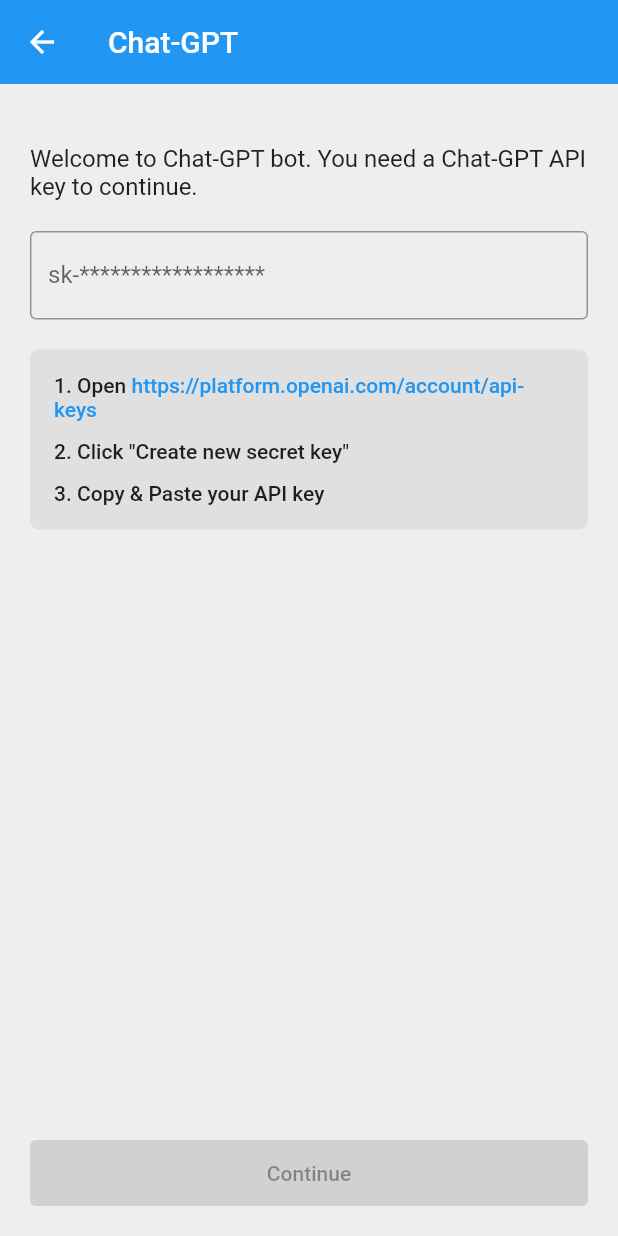
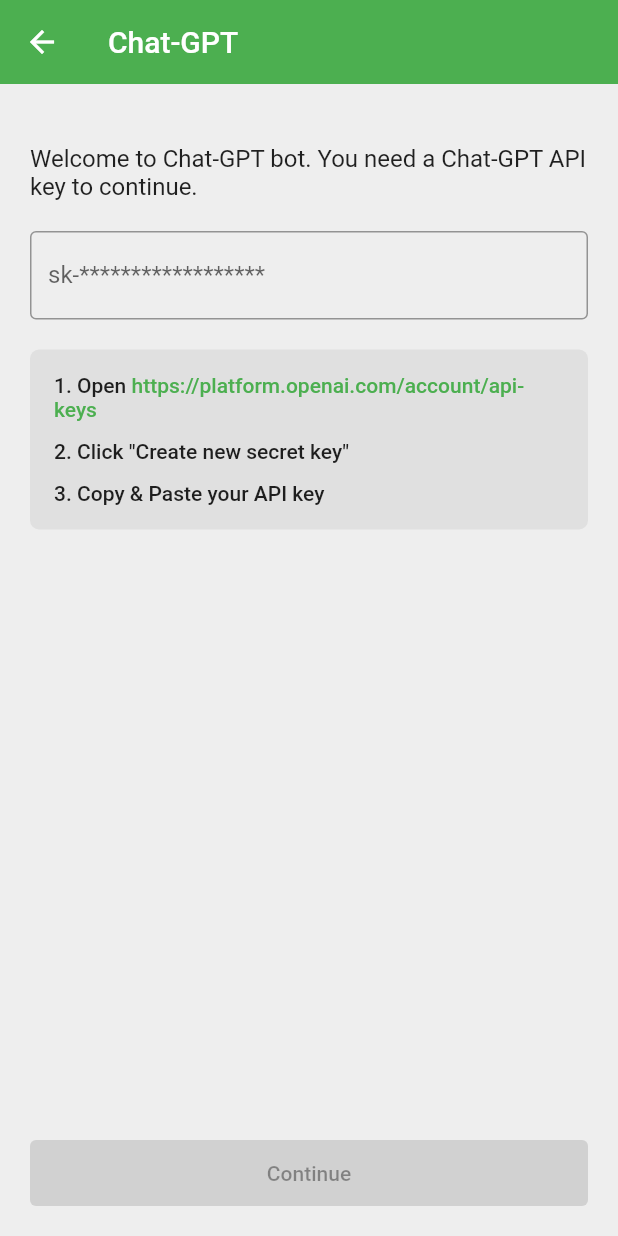
Before and after one commit to derekcoder/oneapp, a Flutter app: the screen it shows after launch, after a tap on "Chat-GPT", on a phone screen of 412 x 824 dp. Run offline on Flutter 3.47's test engine with Material 2 defaults, Android fonts, the light colour scheme and no system bars; our stand-ins replace shared_preferences.

Commit message:
Update UI

```diff
--- a/lib/main.dart
+++ b/lib/main.dart
@@ -1,4 +1,5 @@
 import 'package:flutter/material.dart';
+import 'package:flutter/services.dart';
 import 'package:oneapp/services/backend/chatgpt_api.dart';
 import 'package:oneapp/services/preference/app_preference.dart';
 import 'package:oneapp/ui/home_page.dart';
@@ -6,7 +7,7 @@
 import 'package:provider/provider.dart';
 import 'package:shared_preferences/shared_preferences.dart';
 
-void main() async {
+Future<void> main() async {
   WidgetsFlutterBinding.ensureInitialized();
 
   final prefs = await SharedPreferences.getInstance();
@@ -40,8 +41,9 @@
           title: 'OneTool',
           debugShowCheckedModeBanner: false,
           theme: ThemeData(
-            primarySwatch: Colors.blue,
+            primarySwatch: Colors.green,
             appBarTheme: const AppBarTheme(
+              systemOverlayStyle: SystemUiOverlayStyle.light,
               elevation: 0,
             ),
             scaffoldBackgroundColor: Colors.grey[200],
```
Also changed, not shown: 19 other files.
